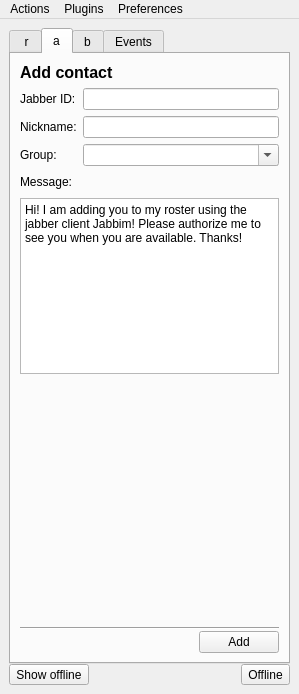
Qt form widgets/mainWindow.ui (xmpp-graveyard/jabbim) before a commit.
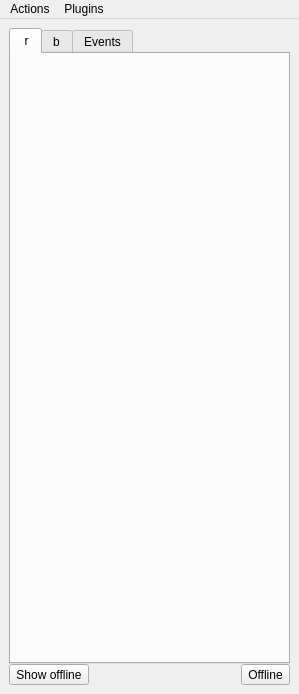
The same form after that commit. The open tabs and pages were chosen to show the change. Icons and pictures are not drawn.

Commit message: reorganizace menu, presun addContact do menu

What changed in the file:
```diff
--- a/widgets/mainWindow.ui
+++ b/widgets/mainWindow.ui
@@ -200,6 +200,61 @@
         <property name="spacing" >
          <number>0</number>
         </property>
+        <item row="1" column="0" >
+         <layout class="QHBoxLayout" >
+          <property name="margin" >
+           <number>0</number>
+          </property>
+          <property name="spacing" >
+           <number>6</number>
+          </property>
+          <item>
+           <widget class="QToolButton" name="showOffline" >
+            <property name="toolTip" >
+             <string>You can show/hide contats that are unavailable</string>
+            </property>
+            <property name="text" >
+             <string>Show offline</string>
+            </property>
+            <property name="checkable" >
+             <bool>true</bool>
+            </property>
+            <property name="arrowType" >
+             <enum>Qt::NoArrow</enum>
+            </property>
+           </widget>
+          </item>
+          <item>
+           <spacer>
+            <property name="orientation" >
+             <enum>Qt::Horizontal</enum>
+            </property>
+            <property name="sizeHint" >
+             <size>
+              <width>121</width>
+              <height>20</height>
+             </size>
+            </property>
+           </spacer>
+          </item>
+          <item>
+           <widget class="QToolButton" name="statusButton" >
+            <property name="toolTip" >
+             <string>Here you can change your status</string>
+            </property>
+            <property name="text" >
+             <string>Offline</string>
+            </property>
+            <property name="popupMode" >
+             <enum>QToolButton::InstantPopup</enum>
+            </property>
+            <property name="toolButtonStyle" >
+             <enum>Qt::ToolButtonTextBesideIcon</enum>
+            </property>
+           </widget>
+          </item>
+         </layout>
+        </item>
         <item row="0" column="0" >
          <widget class="QTabWidget" name="tabWidget" >
           <property name="toolTip" >
@@ -236,193 +291,6 @@
             </item>
            </layout>
           </widget>
-          <widget class="QWidget" name="addContactTab" >
-           <attribute name="title" >
-            <string>a</string>
-           </attribute>
-           <attribute name="icon" >
-            <iconset>images/16x16/actions/add-user.png</iconset>
-           </attribute>
-           <attribute name="toolTip" >
-            <string>Add Contact</string>
-           </attribute>
-           <layout class="QGridLayout" >
-            <property name="margin" >
-             <number>9</number>
-            </property>
-            <property name="spacing" >
-             <number>6</number>
-            </property>
-            <item row="3" column="0" >
-             <spacer>
-              <property name="orientation" >
-               <enum>Qt::Vertical</enum>
-              </property>
-              <property name="sizeHint" >
-               <size>
-                <width>20</width>
-                <height>261</height>
-               </size>
-              </property>
-             </spacer>
-            </item>
-            <item row="2" column="0" colspan="2" >
-             <layout class="QGridLayout" >
-              <property name="margin" >
-               <number>0</number>
-              </property>
-              <property name="spacing" >
-               <number>6</number>
-              </property>
-              <item row="0" column="0" >
-               <widget class="QLabel" name="add_messageLabel" >
-                <property name="text" >
-                 <string>Message:</string>
-                </property>
-               </widget>
-              </item>
-              <item row="1" column="0" colspan="2" >
-               <widget class="QTextEdit" name="add_message" >
-                <property name="toolTip" >
-                 <string>Enter a short message that you want to send to the added contact.</string>
-                </property>
-                <property name="html" >
-                 <string>&lt;html>&lt;head>&lt;meta name="qrichtext" content="1" />&lt;style type="text/css">
-p, li { white-space: pre-wrap; }
-&lt;/style>&lt;/head>&lt;body style=" font-family:'Sans Serif'; font-size:9pt; font-weight:400; font-style:normal; text-decoration:none;">
-&lt;p style=" margin-top:0px; margin-bottom:0px; margin-left:0px; margin-right:0px; -qt-block-indent:0; text-indent:0px;">Hi! I am adding you to my roster using the jabber client Jabbim! Please authorize me to see you when you are available. Thanks!&lt;/p>&lt;/body>&lt;/html></string>
-                </property>
-               </widget>
-              </item>
-              <item row="0" column="1" >
-               <spacer>
-                <property name="orientation" >
-                 <enum>Qt::Horizontal</enum>
-                </property>
-                <property name="sizeHint" >
-                 <size>
-                  <width>191</width>
-                  <height>20</height>
-                 </size>
-                </property>
-               </spacer>
-              </item>
-             </layout>
-            </item>
-            <item rowspan="2" row="4" column="0" colspan="2" >
-             <widget class="Line" name="addContactLine" >
-              <property name="orientation" >
-               <enum>Qt::Horizontal</enum>
-              </property>
-             </widget>
-            </item>
-            <item row="6" column="0" >
-             <spacer>
-              <property name="orientation" >
-               <enum>Qt::Horizontal</enum>
-              </property>
-              <property name="sizeHint" >
-               <size>
-                <width>101</width>
-                <height>20</height>
-               </size>
-              </property>
-             </spacer>
-            </item>
-            <item rowspan="2" row="5" column="1" >
-             <widget class="QPushButton" name="addContact" >
-              <property name="text" >
-               <string>Add</string>
-              </property>
-             </widget>
-            </item>
-            <item row="0" column="0" >
-             <widget class="QLabel" name="addContact_headerLabel" >
-              <property name="text" >
-               <string>&lt;html>&lt;head>&lt;meta name="qrichtext" content="1" />&lt;style type="text/css">
-p, li { white-space: pre-wrap; }
-&lt;/style>&lt;/head>&lt;body style=" font-family:'DejaVu Sans'; font-size:9pt; font-weight:400; font-style:normal; text-decoration:none;">
-&lt;p style=" margin-top:0px; margin-bottom:0px; margin-left:0px; margin-right:0px; -qt-block-indent:0; text-indent:0px;">&lt;span style=" font-size:12pt; font-weight:600;">Add contact&lt;/span>&lt;/p>&lt;/body>&lt;/html></string>
-              </property>
-             </widget>
-            </item>
-            <item row="1" column="0" colspan="2" >
-             <layout class="QHBoxLayout" >
-              <property name="margin" >
-               <number>0</number>
-              </property>
-              <property name="spacing" >
-               <number>6</number>
-              </property>
-              <item>
-               <layout class="QVBoxLayout" >
-                <property name="margin" >
-                 <number>0</number>
-                </property>
-                <property name="spacing" >
-                 <number>6</number>
-                </property>
-                <item>
-                 <widget class="QLabel" name="add_jidLabel" >
-                  <property name="text" >
-                   <string>Jabber ID:</string>
-                  </property>
-                 </widget>
-                </item>
-                <item>
-                 <widget class="QLabel" name="add_nicknameLabel" >
-                  <property name="text" >
-                   <string>Nickname:</string>
-                  </property>
-                 </widget>
-                </item>
-                <item>
-                 <widget class="QLabel" name="add_groupLabel" >
-                  <property name="text" >
-                   <string>Group:</string>
-                  </property>
-                 </widget>
-                </item>
-               </layout>
-              </item>
-              <item>
-               <layout class="QVBoxLayout" >
-                <property name="margin" >
-                 <number>0</number>
-                </property>
-                <property name="spacing" >
-                 <number>6</number>
-                </property>
-                <item>
-                 <widget class="QLineEdit" name="add_jid" >
-                  <property name="toolTip" >
-                   <string>If you don't know contact's JID, you can't add &lt;br>contact directly (use search function)</string>
-                  </property>
-                 </widget>
-                </item>
-                <item>
-                 <widget class="QLineEdit" name="add_nickname" >
-                  <property name="toolTip" >
-                   <string>What do you want to see in your roster :)</string>
-                  </property>
-                 </widget>
-                </item>
-                <item>
-                 <widget class="QComboBox" name="add_group" >
-                  <property name="toolTip" >
-                   <string>Choose existing group or enter name for the new group</string>
-                  </property>
-                  <property name="editable" >
-                   <bool>true</bool>
-                  </property>
-                 </widget>
-                </item>
-               </layout>
-              </item>
-             </layout>
-            </item>
-           </layout>
-          </widget>
           <widget class="QWidget" name="bookmarksTab" >
            <attribute name="title" >
             <string>b</string>
@@ -513,61 +381,6 @@
           </widget>
          </widget>
         </item>
-        <item row="1" column="0" >
-         <layout class="QHBoxLayout" >
-          <property name="margin" >
-           <number>0</number>
-          </property>
-          <property name="spacing" >
-           <number>6</number>
-          </property>
-          <item>
-           <widget class="QToolButton" name="showOffline" >
-            <property name="toolTip" >
-             <string>You can show/hide contats that are unavailable</string>
-            </property>
-            <property name="text" >
-             <string>Show offline</string>
-            </property>
-            <property name="checkable" >
-             <bool>true</bool>
-            </property>
-            <property name="arrowType" >
-             <enum>Qt::NoArrow</enum>
-            </property>
-           </widget>
-          </item>
-          <item>
-           <spacer>
-            <property name="orientation" >
-             <enum>Qt::Horizontal</enum>
-            </property>
-            <property name="sizeHint" >
-             <size>
-              <width>121</width>
-              <height>20</height>
-             </size>
-            </property>
-           </spacer>
-          </item>
-          <item>
-           <widget class="QToolButton" name="statusButton" >
-            <property name="toolTip" >
-             <string>Here you can change your status</string>
-            </property>
-            <property name="text" >
-             <string>Offline</string>
-            </property>
-            <property name="popupMode" >
-             <enum>QToolButton::InstantPopup</enum>
-            </property>
-            <property name="toolButtonStyle" >
-             <enum>Qt::ToolButtonTextBesideIcon</enum>
-            </property>
-           </widget>
-          </item>
-         </layout>
-        </item>
        </layout>
       </widget>
      </widget>
@@ -580,15 +393,9 @@
      <x>0</x>
      <y>0</y>
      <width>299</width>
-     <height>25</height>
+     <height>29</height>
     </rect>
    </property>
-   <widget class="QMenu" name="menuPreferences" >
-    <property name="title" >
-     <string>Preferences</string>
-    </property>
-    <addaction name="actionPreferences" />
-   </widget>
    <widget class="QMenu" name="menuPlugins" >
     <property name="title" >
      <string>Plugins</string>
@@ -605,7 +412,6 @@
    </widget>
    <addaction name="menuAkce" />
    <addaction name="menuPlugins" />
-   <addaction name="menuPreferences" />
   </widget>
   <action name="actionShow_XML" >
    <property name="text" >
```
Left out of the diff: 8 changed lines with no effect on the pictures. The commit also changes 3 other files.
